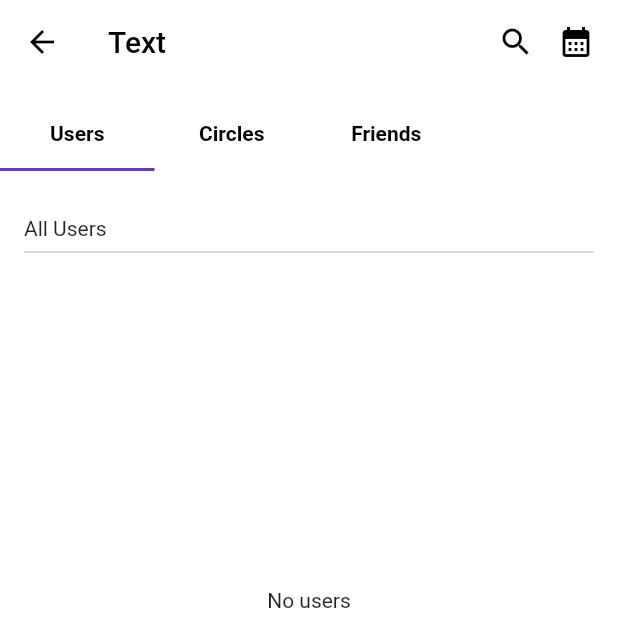
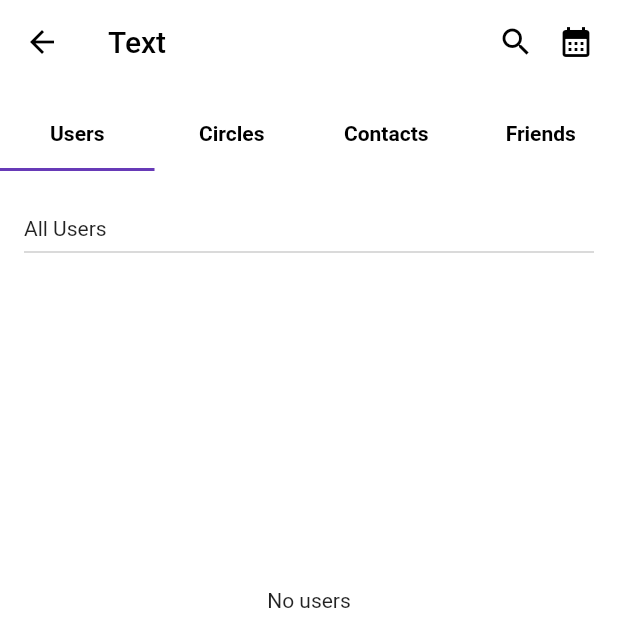
Before and after one commit to rehan-devsinc/circle_19_12, a Flutter app: the NewChatTabsScreen screen opened directly, on a phone screen of 412 x 824 dp, the top half of it. Run offline on Flutter 3.47's test engine with Material 2 defaults, Android fonts, the phone set to English and light mode, and no system bars; our stand-ins replace cloud_firestore, faker, file_picker, firebase_auth, firebase_core, firebase_dynamic_links and 17 more; missing offline and left inert: custom_map_markers, flutter_firebase_chat_core, flutter_google_places, flutter_polyline_points, google_maps_webservice; accounts and stored records are empty; network calls fail.

Commit message:
search contacts and contacts tab added. user will go directly to text tabs screen now instead of buttons screen

```diff
--- a/lib/main.dart
+++ b/lib/main.dart
@@ -1,7 +1,4 @@
 import 'package:circle/phone_login/phone_login.dart';
-import 'package:circle/screens/buttons_screens/circle_buttons_screens.dart';
-import 'package:circle/screens/buttons_screens/profile_buttons_screen.dart';
-import 'package:circle/screens/other_user_profile.dart';
 import 'package:circle/screens/chat_core/enter_name_screen.dart';
 import 'package:circle/screens/join_group_info.dart';
 import 'package:circle/screens/main_circle_modified.dart';
--- a/lib/screens/main_circle_modified.dart
+++ b/lib/screens/main_circle_modified.dart
@@ -6,6 +6,7 @@ import 'package:circle/screens/buttons_screens/text_buttons_screens.dart';
 import 'package:circle/screens/chat_core/search_chat_screen.dart';
 import 'package:circle/screens/chat_core/search_users.dart';
 import 'package:circle/screens/chat_core/users.dart';
+import 'package:circle/screens/new_chat_screen.dart';
 import 'package:circle/screens/view_circle_page.dart';
 import 'package:circle/userinfo.dart';
 import 'package:cloud_firestore/cloud_firestore.dart';
@@ -374,7 +375,7 @@ class MainCircleState extends State<MainCircle> {
                       ElevatedButton(
                         child: const Text("TEXT"),
                         onPressed: () {
-                          Get.to(TextButtonsScreen());
+                          Get.to(()=>NewChatTabsScreen());
                           // viewMyCircles(context);
                         },
                         style: ElevatedButton.styleFrom(
--- a/lib/screens/new_chat_screen.dart
+++ b/lib/screens/new_chat_screen.dart
@@ -1,13 +1,16 @@
 import 'package:circle/screens/Create_Circle_screen.dart';
 import 'package:circle/screens/chat_core/search_chat_screen.dart';
 import 'package:circle/screens/chat_core/search_users.dart';
-import 'package:circle/screens/chat_core/users.dart';
+import 'package:circle/screens/search_contacts_screen.dart';
 import 'package:cloud_firestore/cloud_firestore.dart';
 import 'package:firebase_auth/firebase_auth.dart';
 import 'package:flutter/material.dart';
 import 'package:flutter_chat_types/flutter_chat_types.dart' as types;
+import 'package:flutter_contacts/flutter_contacts.dart';
 import 'package:flutter_firebase_chat_core/flutter_firebase_chat_core.dart';
 import 'package:get/get.dart';
+import '../phone_contacts_controller.dart';
+import '../widgets/phone_contact_tile.dart';
 import 'calendar_list_events.dart';
 import 'chat_core/chat.dart';
 import 'chat_core/util.dart';
@@ -17,6 +20,9 @@ import 'other_user_profile.dart';
 class NewChatTabsScreen extends StatelessWidget {
   NewChatTabsScreen({Key? key}) : super(key: key);
 
+  bool permissionGranted = false;
+  PhoneContactsController phoneContactsController = PhoneContactsController();
+  bool contactsFetched = false;
 
 
   int selectedTab = 0;
@@ -25,7 +31,7 @@ class NewChatTabsScreen extends StatelessWidget {
   Widget build(BuildContext context) {
     return DefaultTabController(
       initialIndex: 0,
-      length: 3,
+      length: 4,
       child: Builder(
         builder: (context) {
           return Scaffold(
@@ -37,7 +43,7 @@ class NewChatTabsScreen extends StatelessWidget {
                   onTap: (){
                     Get.back();
                   },
-                  child: Icon(Icons.arrow_back, color: Colors.black,)),
+                  child: const Icon(Icons.arrow_back, color: Colors.black,)),
               actions: [
                 Padding(
                   padding: const EdgeInsets.only(right: 16.0),
@@ -50,6 +56,18 @@ class NewChatTabsScreen extends StatelessWidget {
                           Get.to(()=>const SearchChatScreen());
 
                         }
+                        else if (DefaultTabController.of(context)!.index == 2){
+
+                          if(contactsFetched) {
+                          Get.to(() => SearchContactsScreen(
+                              phoneContactsController:
+                                  phoneContactsController));
+                        }
+                          else{
+                            Get.snackbar("Processing", "Please try again after contacts are fetched successfully");
+                          }
+                      }
+
                         else{
                           Get.to(()=>const SearchUsersScreen(onlyFriends: true,));
 
@@ -78,7 +96,7 @@ class NewChatTabsScreen extends StatelessWidget {
                 Padding(
                   padding: const EdgeInsets.only(left: 0),
                   child: SizedBox(
-                    width: Get.width*0.75,
+                    width: Get.width,
                     child: TabBar(
 
                       onTap: (index){
@@ -87,14 +105,17 @@ class NewChatTabsScreen extends StatelessWidget {
 
                       },
                       indicatorPadding: EdgeInsets.only(top: 40),
-                        tabs: [
+                        tabs: const [
                       Tab(
                         child: Text("Users", style: TextStyle(color: Colors.black,fontWeight: FontWeight.bold),),
                       ),
                       Tab(
                         child: Text("Circles", style: TextStyle(color: Colors.black,fontWeight: FontWeight.bold)),
                       ),
-                      Tab(
+                          Tab(
+                            child: Text("Contacts", style: TextStyle(color: Colors.black,fontWeight: FontWeight.bold),),
+                          ),
+                          Tab(
                         child: Text("Friends", style: TextStyle(color: Colors.black,fontWeight: FontWeight.bold)),
                       ),
 
@@ -108,8 +129,8 @@ class NewChatTabsScreen extends StatelessWidget {
                 [
                   _buildUsersTabBody(),
                   _buildCirclesTabBody(),
+                  _buildContactsTabBody(),
                   _buildFriendsTabBody(),
-
                 ]
                 )
                 )
@@ -436,6 +457,66 @@ class NewChatTabsScreen extends StatelessWidget {
     );
   }
 
+  _buildContactsTabBody(){
+    return Padding(
+      padding: const EdgeInsets.only(left: 16.0, right: 16),
+      child: Column(
+        crossAxisAlignment: CrossAxisAlignment.start,
+        children: [
+          Row(
+            children: const [
+              Text("Contacts"),
+              //   Spacer(),
+              //   InkWell(
+              //       onTap: (){
+              //         Get.to(()=>CreateCirclePage());
+              //       },
+              //       child: Icon(Icons.add_circle_outlined,color: Colors.black, ))
+            ],
+          ),
+          const Divider(
+            color: Colors.grey,
+            thickness: 1.5,
+          ),
+          Expanded(
+              child: FutureBuilder(
+                  future: fetchContacts(),
+                  builder: (context,AsyncSnapshot<List<Contact>> snapshot) {
+
+                    if(snapshot.connectionState==ConnectionState.waiting || (!(snapshot.hasData))){
+                      return const Center(
+                        child: CircularProgressIndicator(),
+                      );
+                    }
+
+                    if ((!(snapshot.connectionState==ConnectionState.waiting )) && (!permissionGranted)){
+                      return const Center(
+                        child: Text("Permission Not Granted"),
+                      );
+                    }
+
+                    List<Contact> contacts = snapshot.data ?? [];
+
+                    return ListView.builder(
+                        itemCount: contacts.length,
+                        itemBuilder: (context, index){
+
+                          if(index < phoneContactsController.savedUsers.length){
+                            return PhoneContactTile(contact: phoneContactsController.savedContacts[index], user: phoneContactsController.savedUsers[index] );
+                          }
+
+                          return PhoneContactTile(contact: contacts[index],);
+                        }
+                    );
+                  }
+              )          )
+          // Text("Circles"),
+          // Text("Friends"),
+        ],
+      ),
+    );
+  }
+
 
 
   Widget _buildAvatar(types.User user) {
@@ -481,6 +562,23 @@ class NewChatTabsScreen extends StatelessWidget {
     );
   }
 
+  Future<List<Contact>> fetchContacts() async{
+    if(contactsFetched){
+      return phoneContactsController.allContacts;
+    }
+
+    permissionGranted = await FlutterContacts.requestPermission();
+    if (permissionGranted) {
+      phoneContactsController.allContacts = await FlutterContacts.getContacts(withPhoto: true, withProperties: true);
+    }
+
+    await phoneContactsController.getSavedCircleUsers();
+
+    contactsFetched = true;
+    return phoneContactsController.allContacts;
+  }
+
+
 }
 
 enum MyTab{
```
Also changed, not shown: lib/screens/search_contacts_screen.dart (added, +103 -0 lines).
